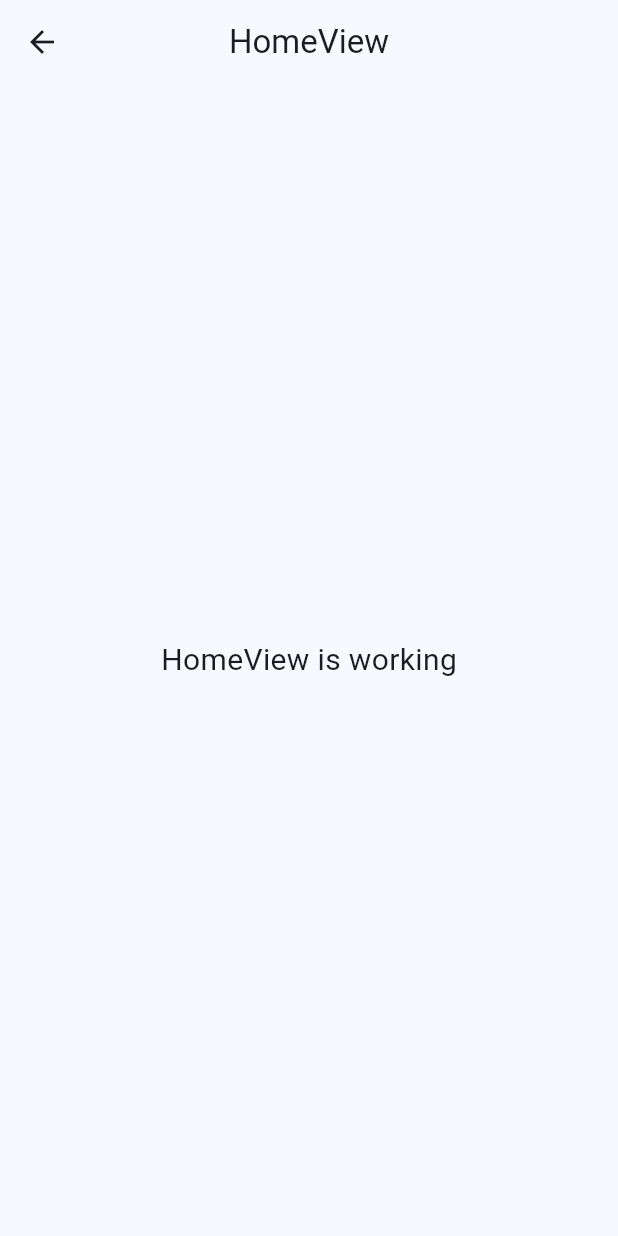
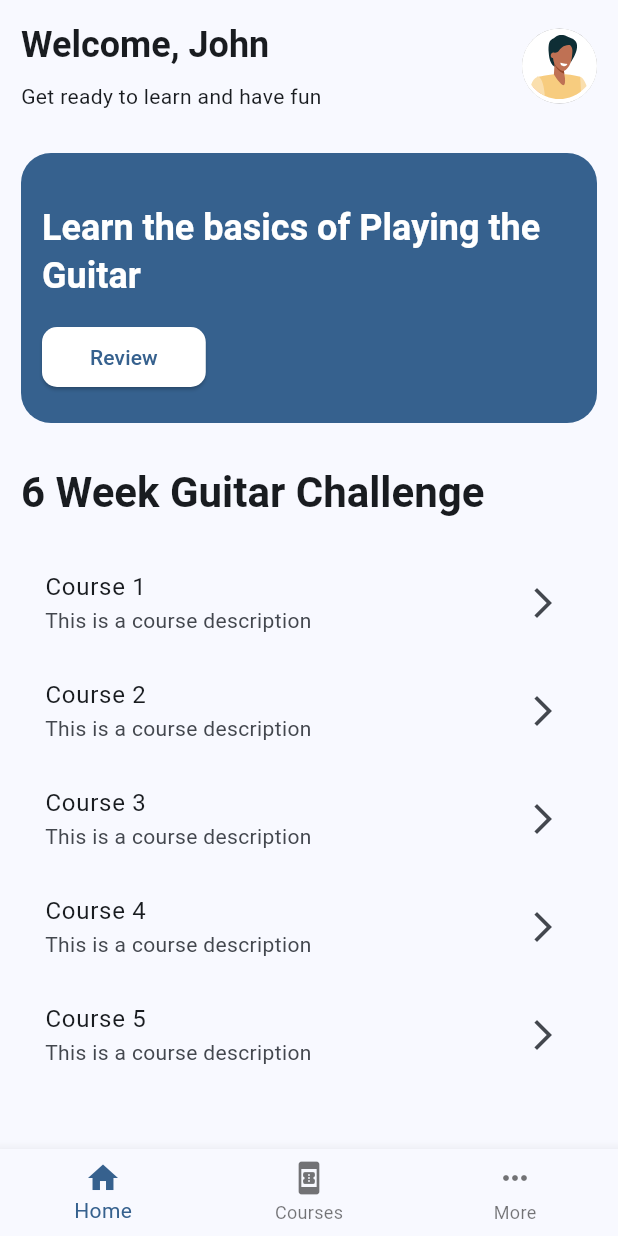
Before and after one commit to titoo-dev/guitarist_academy, a Flutter app: the HomeView screen opened by its route, on a phone screen of 412 x 824 dp. Run offline on Flutter 3.47's test engine with Material 3 defaults, Android fonts, the phone set to English and light mode, and no system bars; our stand-ins replace get, lottie; statements that could not run were skipped.

Commit message:
Implement bottom navigation and dynamic routing in HomeView; add HomePage, HomeViewHeader, HomeViewBanner, and HomeViewContent components for enhanced user experience

```diff
--- a/lib/app/modules/home/controllers/home_controller.dart
+++ b/lib/app/modules/home/controllers/home_controller.dart
@@ -1,3 +1,15 @@
+import 'package:flutter/material.dart';
 import 'package:get/get.dart';
 
-class HomeController extends GetxController {}
+class HomeController extends GetxController {
+  // current index
+  final currentIndex = 0.obs;
+
+  // navigation key
+  static final navigatorKey = GlobalKey<NavigatorState>();
+
+  void onTap(int index) {
+    navigatorKey.currentState?.pushNamed('$index');
+    currentIndex.value = index;
+  }
+}
--- a/lib/app/modules/home/views/home_view.dart
+++ b/lib/app/modules/home/views/home_view.dart
@@ -1,24 +1,198 @@
 import 'package:flutter/material.dart';
 
 import 'package:get/get.dart';
+import 'package:lottie/lottie.dart';
 
 import '../controllers/home_controller.dart';
 
 class HomeView extends GetView<HomeController> {
-  const HomeView({super.key});
+  const HomeView({
+    super.key,
+    required this.pages,
+    this.initialRoute = 0,
+  });
+
+  final List<Widget> pages;
+
+  final int initialRoute;
+
   @override
   Widget build(BuildContext context) {
+    final navigationBarItems = [
+      BottomNavigationBarItem(icon: Icon(Icons.home), label: 'Home'),
+      BottomNavigationBarItem(icon: Icon(Icons.book_online), label: 'Courses'),
+      BottomNavigationBarItem(
+          icon: Icon(Icons.more_horiz_outlined), label: 'More'),
+    ];
     return Scaffold(
-      appBar: AppBar(
-        title: const Text('HomeView'),
-        centerTitle: true,
+      bottomNavigationBar: GetX<HomeController>(
+        builder: (state) {
+          return BottomNavigationBar(
+            items: navigationBarItems,
+            onTap: controller.onTap,
+            currentIndex: state.currentIndex.value,
+          );
+        },
       ),
-      body: const Center(
-        child: Text(
-          'HomeView is working',
-          style: TextStyle(fontSize: 20),
+      body: Navigator(
+        initialRoute: initialRoute.toString(),
+        key: HomeController.navigatorKey,
+        onGenerateRoute: (settings) => MaterialPageRoute(
+          builder: (context) => pages[int.parse(settings.name!)],
         ),
       ),
     );
   }
 }
+
+class HomePage extends StatelessWidget {
+  const HomePage({super.key});
+
+  @override
+  Widget build(BuildContext context) {
+    return SafeArea(
+      child: Column(
+        children: [
+          HomeViewHeader(),
+          HomeViewBanner(),
+          Expanded(child: HomeViewContent()),
+        ],
+      ),
+    );
+  }
+}
+
+class HomeViewHeader extends StatelessWidget {
+  const HomeViewHeader({super.key});
+
+  @override
+  Widget build(BuildContext context) {
+    return Padding(
+      padding: const EdgeInsets.all(14.0),
+      child: Row(
+        children: [
+          Column(
+            crossAxisAlignment: CrossAxisAlignment.start,
+            spacing: 8.0,
+            children: [
+              Text(
+                'Welcome, John',
+                textAlign: TextAlign.center,
+                style: Theme.of(context)
+                    .textTheme
+                    .headlineSmall
+                    ?.copyWith(fontWeight: FontWeight.w600),
+              ),
+              Text(
+                'Get ready to learn and have fun',
+                textAlign: TextAlign.center,
+                style: Theme.of(context).textTheme.bodyMedium,
+              ),
+            ],
+          ),
+
+          Spacer(),
+
+          // circle avatar
+          CircleAvatar(
+            radius: 25,
+            backgroundColor: Colors.grey,
+            child: Lottie.asset(
+              'assets/avatar1.json',
+              height: 80,
+            ),
+          ),
+        ],
+      ),
+    );
+  }
+}
+
+class HomeViewBanner extends StatelessWidget {
+  const HomeViewBanner({super.key});
+
+  @override
+  Widget build(BuildContext context) {
+    return Padding(
+      padding: const EdgeInsets.all(14.0),
+      child: Container(
+        height: 180,
+        decoration: BoxDecoration(
+          color: Theme.of(context).colorScheme.primary,
+          borderRadius: BorderRadius.circular(20),
+        ),
+        child: Column(
+          crossAxisAlignment: CrossAxisAlignment.stretch,
+          mainAxisAlignment: MainAxisAlignment.center,
+          children: [
+            Padding(
+              padding: const EdgeInsets.all(14.0),
+              child: Text(
+                'Learn the basics of Playing the Guitar',
+                style: Theme.of(context).textTheme.headlineSmall?.copyWith(
+                    fontWeight: FontWeight.w600,
+                    color: Theme.of(context).colorScheme.onPrimary),
+              ),
+            ),
+
+            // button
+            Padding(
+              padding: const EdgeInsets.only(left: 14.0),
+              child: Row(
+                children: [
+                  ElevatedButton(
+                    style: ElevatedButton.styleFrom(
+                      backgroundColor: Theme.of(context).colorScheme.onPrimary,
+                      padding: EdgeInsets.symmetric(horizontal: 32),
+                    ),
+                    onPressed: () {},
+                    child: Text(
+                      'Review',
+                      style: TextStyle(color: Theme.of(context).primaryColor),
+                    ),
+                  ),
+                ],
+              ),
+            ),
+          ],
+        ),
+      ),
+    );
+  }
+}
+
+class HomeViewContent extends StatelessWidget {
+  const HomeViewContent({super.key});
+
+  @override
+  Widget build(BuildContext context) {
+    return Padding(
+      padding: const EdgeInsets.all(14.0),
+      child: Column(
+        crossAxisAlignment: CrossAxisAlignment.stretch,
+        children: [
+          Text(
+            '6 Week Guitar Challenge',
+            style: Theme.of(context)
+                .textTheme
+                .headlineMedium
+                ?.copyWith(fontWeight: FontWeight.w600),
+          ),
+          SizedBox(height: 20),
+          Expanded(
+            child: ListView.builder(
+              itemCount: 5,
+              itemBuilder: (context, index) {
+                return ListTile(
+                  title: Text('Course ${index + 1}'),
+                  subtitle: Text('This is a course description'),
+                  trailing: Icon(Icons.arrow_forward_ios),
+                );
+              },
+            ),
+          ),
+        ],
+      ),
+    );
+  }
+}
--- a/lib/app/routes/app_pages.dart
+++ b/lib/app/routes/app_pages.dart
@@ -1,3 +1,4 @@
+import 'package:flutter/material.dart';
 import 'package:get/get.dart';
 
 import '../modules/auth/bindings/auth_binding.dart';
@@ -49,7 +50,13 @@ class AppPages {
   static final routes = [
     GetPage(
       name: _Paths.HOME,
-      page: () => const HomeView(),
+      page: () => const HomeView(
+        pages: [
+          HomePage(),
+          Center(child: Text('Courses')),
+          Center(child: Text('More')),
+        ],
+      ),
       binding: HomeBinding(),
     ),
     GetPage(
```
